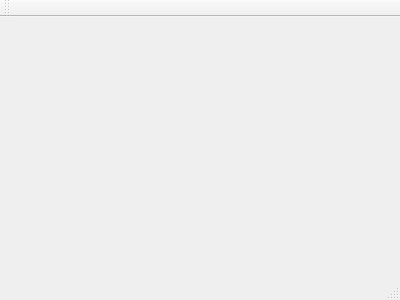
First picture: the form in Project02 - QT Pet Database/src/PetDatabase/mainwindow.ui, repository tonysulfaro/CSE-335-Projects, before the edit.
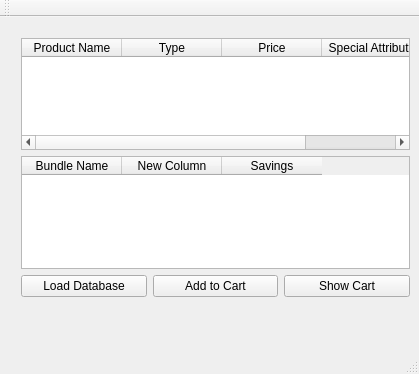
Second picture: the form after the edit.

```diff
--- a/Project02 - QT Pet Database/src/PetDatabase/mainwindow.ui
+++ b/Project02 - QT Pet Database/src/PetDatabase/mainwindow.ui
@@ -1,24 +1,120 @@
 <ui version="4.0">
  <class>MainWindow</class>
- <widget class="QMainWindow" name="MainWindow" >
-  <property name="geometry" >
+ <widget class="QMainWindow" name="MainWindow">
+  <property name="geometry">
    <rect>
     <x>0</x>
     <y>0</y>
-    <width>400</width>
-    <height>300</height>
+    <width>419</width>
+    <height>374</height>
    </rect>
   </property>
   <property name="windowTitle" >
    <string>MainWindow</string>
   </property>
-  <widget class="QMenuBar" name="menuBar" />
-  <widget class="QToolBar" name="mainToolBar" />
-  <widget class="QWidget" name="centralWidget" />
-  <widget class="QStatusBar" name="statusBar" />
+  <widget class="QWidget" name="centralWidget">
+   <widget class="QWidget" name="verticalLayoutWidget">
+    <property name="geometry">
+     <rect>
+      <x>10</x>
+      <y>10</y>
+      <width>411</width>
+      <height>281</height>
+     </rect>
+    </property>
+    <layout class="QVBoxLayout" name="verticalLayout">
+     <item>
+      <widget class="QTableWidget" name="tableWidget">
+       <column>
+        <property name="text">
+         <string>Product Name</string>
+        </property>
+       </column>
+       <column>
+        <property name="text">
+         <string>Type</string>
+        </property>
+       </column>
+       <column>
+        <property name="text">
+         <string>Price</string>
+        </property>
+       </column>
+       <column>
+        <property name="text">
+         <string>Special Attribute</string>
+        </property>
+       </column>
+      </widget>
+     </item>
+     <item>
+      <widget class="QTableWidget" name="tableWidget_2">
+       <column>
+        <property name="text">
+         <string>Bundle Name</string>
+        </property>
+       </column>
+       <column>
+        <property name="text">
+         <string>New Column</string>
+        </property>
+       </column>
+       <column>
+        <property name="text">
+         <string>Savings</string>
+        </property>
+       </column>
+      </widget>
+     </item>
+     <item>
+      <layout class="QHBoxLayout" name="horizontalLayout">
+       <item>
+        <widget class="QPushButton" name="Button_LoadData">
+         <property name="text">
+          <string>Load Database</string>
+         </property>
+        </widget>
+       </item>
+       <item>
+        <widget class="QPushButton" name="Button_AddToCart">
+         <property name="text">
+          <string>Add to Cart</string>
+         </property>
+        </widget>
+       </item>
+       <item>
+        <widget class="QPushButton" name="Button_ShowCart">
+         <property name="text">
+          <string>Show Cart</string>
+         </property>
+        </widget>
+       </item>
+      </layout>
+     </item>
+    </layout>
+   </widget>
+  </widget>
+  <widget class="QMenuBar" name="menuBar">
+   <property name="geometry">
+    <rect>
+     <x>0</x>
+     <y>0</y>
+     <width>419</width>
+     <height>21</height>
+    </rect>
+   </property>
+  </widget>
+  <widget class="QToolBar" name="mainToolBar">
+   <attribute name="toolBarArea">
+    <enum>TopToolBarArea</enum>
+   </attribute>
+   <attribute name="toolBarBreak">
+    <bool>false</bool>
+   </attribute>
+  </widget>
+  <widget class="QStatusBar" name="statusBar"/>
  </widget>
- <layoutDefault spacing="6" margin="11" />
- <pixmapfunction></pixmapfunction>
+ <layoutdefault spacing="6" margin="11"/>
  <resources/>
  <connections/>
 </ui>
```
Left out of the diff: 3 changed lines with no effect on the pictures.
